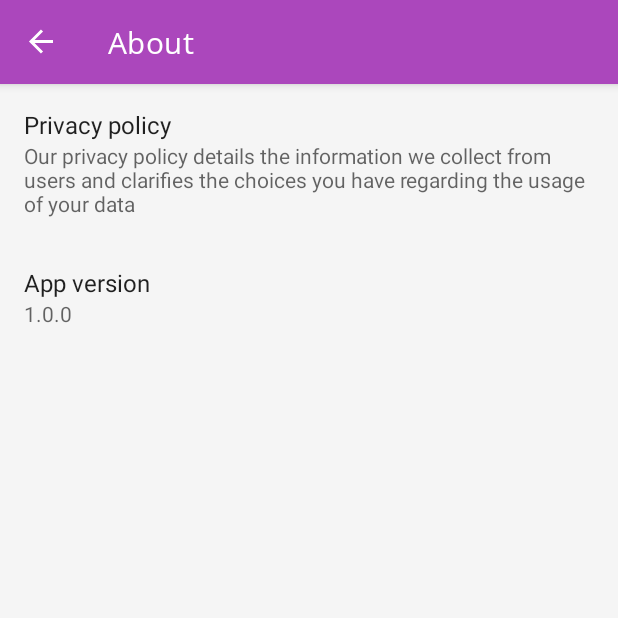
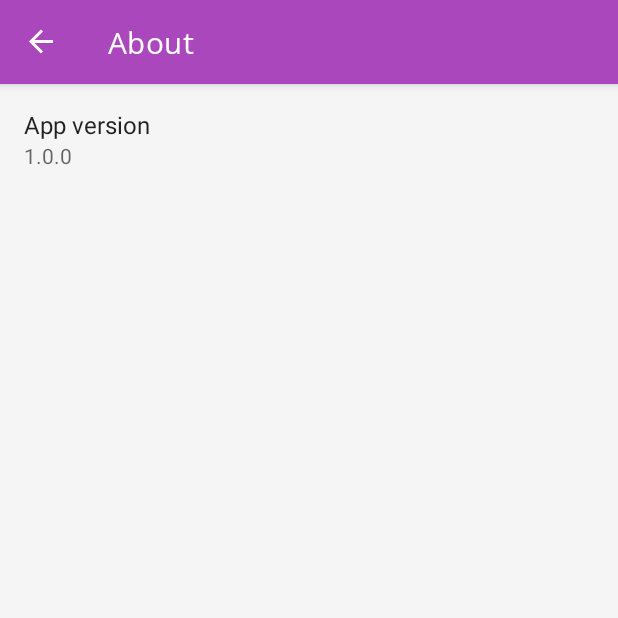
Before and after one commit to RuslanKharkevych/TierListMaker, an Android app: the AboutFragment screen opened through its navigation route, on a phone screen of 412 x 824 dp, the top half of it. Run offline under Robolectric (Android 15) with nearby library versions, the phone set to English and light mode, and no system bars; our stand-ins replace Dagger/Hilt's generated code, Timber, androidx.preference, navigation-ui; libraries missing offline, so code that uses them is left out: com.hadilq.liveevent, io.paperdb; 10 statements that could not run were skipped.

Commit message:
Remove privacy policy section

```diff
--- a/app/src/main/java/me/khruslan/tierlistmaker/presentation/screens/home/AboutFragment.kt
+++ b/app/src/main/java/me/khruslan/tierlistmaker/presentation/screens/home/AboutFragment.kt
@@ -10,7 +10,7 @@ import me.khruslan.tierlistmaker.presentation.utils.setPreferenceSummary
 /**
  * Fragment that represents "About" section in the navigation drawer.
  *
- * Consists of "Privacy policy" and "App version" sections.
+ * Consists of only "App version" section for now.
  *
  * @constructor Default no-arg constructor.
  */
--- a/app/src/main/res/values/strings.xml
+++ b/app/src/main/res/values/strings.xml
@@ -98,9 +98,6 @@
 
     <!-- region AboutFragment -->
     <string name="about_appbar_title">About</string>
-    <string name="pref_privacy_policy_key" translatable="false">privacy_policy</string>
-    <string name="pref_privacy_policy_title">Privacy policy</string>
-    <string name="pref_privacy_policy_summary">Our privacy policy details the information we collect from users and clarifies the choices you have regarding the usage of your data</string>
     <string name="pref_app_version_key" translatable="false">app_version</string>
     <string name="pref_app_version_title">App version</string>
     <!-- endregion AboutFragment -->
--- a/app/src/main/res/xml/preferences_about.xml
+++ b/app/src/main/res/xml/preferences_about.xml
@@ -1,11 +1,5 @@
 <?xml version="1.0" encoding="utf-8"?>
 <PreferenceScreen xmlns:app="http://schemas.android.com/apk/res-auto">
-
-    <Preference
-        app:iconSpaceReserved="false"
-        app:key="@string/pref_privacy_policy_key"
-        app:summary="@string/pref_privacy_policy_summary"
-        app:title="@string/pref_privacy_policy_title" />
 
     <Preference
         app:iconSpaceReserved="false"
```
Also changed, not shown: 3 other files.
